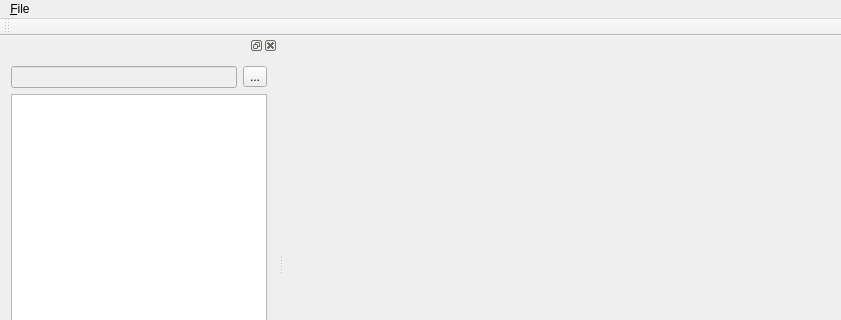
Above: MainWindow/mainwindow.ui from sadika9/ChemView before the change; both pictures show x 0 to 841 and y 0 to 320 of the 841 by 514 pixel window. Below: the same form after it.
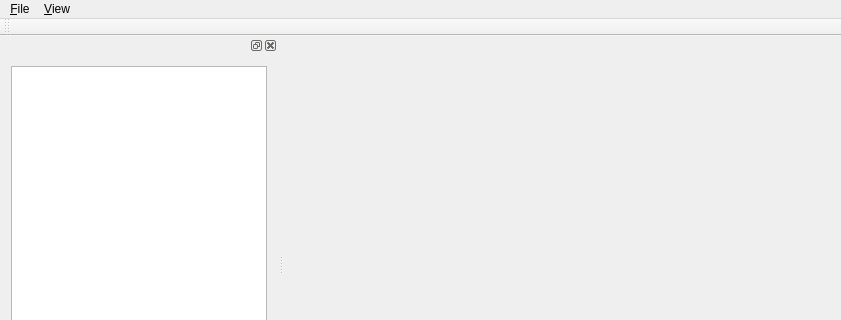
That is the form after the change. Custom widgets are drawn as their Qt base class.

Commit message: clean up & tweaks for open file & open directory.

```diff
--- a/MainWindow/mainwindow.ui
+++ b/MainWindow/mainwindow.ui
@@ -35,8 +35,17 @@
     </property>
     <addaction name="actionOpenFIle"/>
     <addaction name="actionOpenDirectory"/>
+    <addaction name="separator"/>
+    <addaction name="actionQuit"/>
+   </widget>
+   <widget class="QMenu" name="menu_View">
+    <property name="title">
+     <string>&amp;View</string>
+    </property>
+    <addaction name="actionDirectoryDock"/>
    </widget>
    <addaction name="menu_File"/>
+   <addaction name="menu_View"/>
   </widget>
   <widget class="QToolBar" name="mainToolBar">
    <attribute name="toolBarArea">
@@ -53,24 +62,6 @@
    </attribute>
    <widget class="QWidget" name="dockWidgetContents">
     <layout class="QVBoxLayout" name="verticalLayout_2">
-     <item>
-      <layout class="QHBoxLayout" name="horizontalLayout">
-       <item>
-        <widget class="QLineEdit" name="addressEdit">
-         <property name="enabled">
-          <bool>false</bool>
-         </property>
-        </widget>
-       </item>
-       <item>
-        <widget class="QToolButton" name="browseButton">
-         <property name="text">
-          <string>...</string>
-         </property>
-        </widget>
-       </item>
-      </layout>
-     </item>
      <item>
       <widget class="QTreeView" name="treeView"/>
      </item>
```
Left out of the diff: 72 changed lines with no effect on the pictures. The commit also changes 1 other file.
